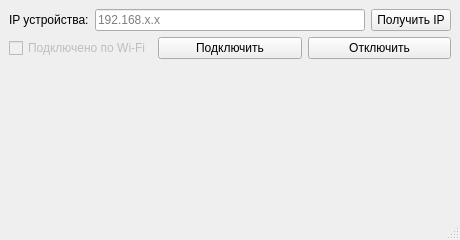
First picture: the form in mainwindow.ui, repository definitly486/WiFiDebugConnector, before the edit.
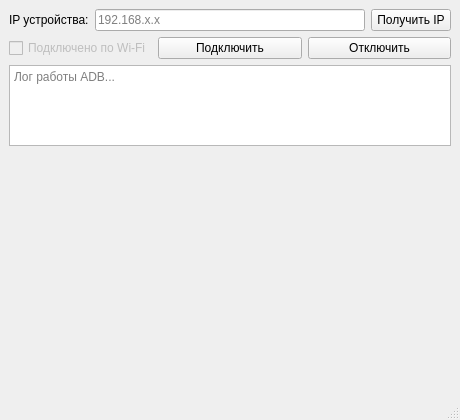
Second picture: the form after the edit.

Commit message: изменено:      mainwindow.cpp 	изменено:      mainwindow.h 	изменено:      mainwindow.ui

The edit to the form file:
```diff
--- a/mainwindow.ui
+++ b/mainwindow.ui
@@ -7,14 +7,14 @@
     <x>0</x>
     <y>0</y>
     <width>460</width>
-    <height>240</height>
+    <height>420</height>
    </rect>
   </property>
   <property name="windowTitle">
    <string>ADB Wi-Fi Tool</string>
   </property>
   <widget class="QWidget" name="centralwidget">
-   <layout class="QVBoxLayout" name="verticalLayout" stretch="0,0,0,1">
+   <layout class="QVBoxLayout" name="verticalLayout" stretch="0,0,0,1,3">
     <item>
      <layout class="QHBoxLayout" name="layout_ip">
       <item>
@@ -71,6 +71,19 @@
     <item>
      <layout class="QHBoxLayout" name="layout_sound"/>
     </item>
+
+    <!-- Добавленный QTextEdit логов -->
+    <item>
+     <widget class="QTextEdit" name="textEdit_log">
+      <property name="readOnly">
+       <bool>true</bool>
+      </property>
+      <property name="placeholderText">
+       <string>Лог работы ADB...</string>
+      </property>
+     </widget>
+    </item>
+
     <item>
      <spacer name="verticalSpacer">
       <property name="orientation">
```
Left out of the diff: 3 changed lines with no effect on the pictures. The commit also changes 2 other files.
